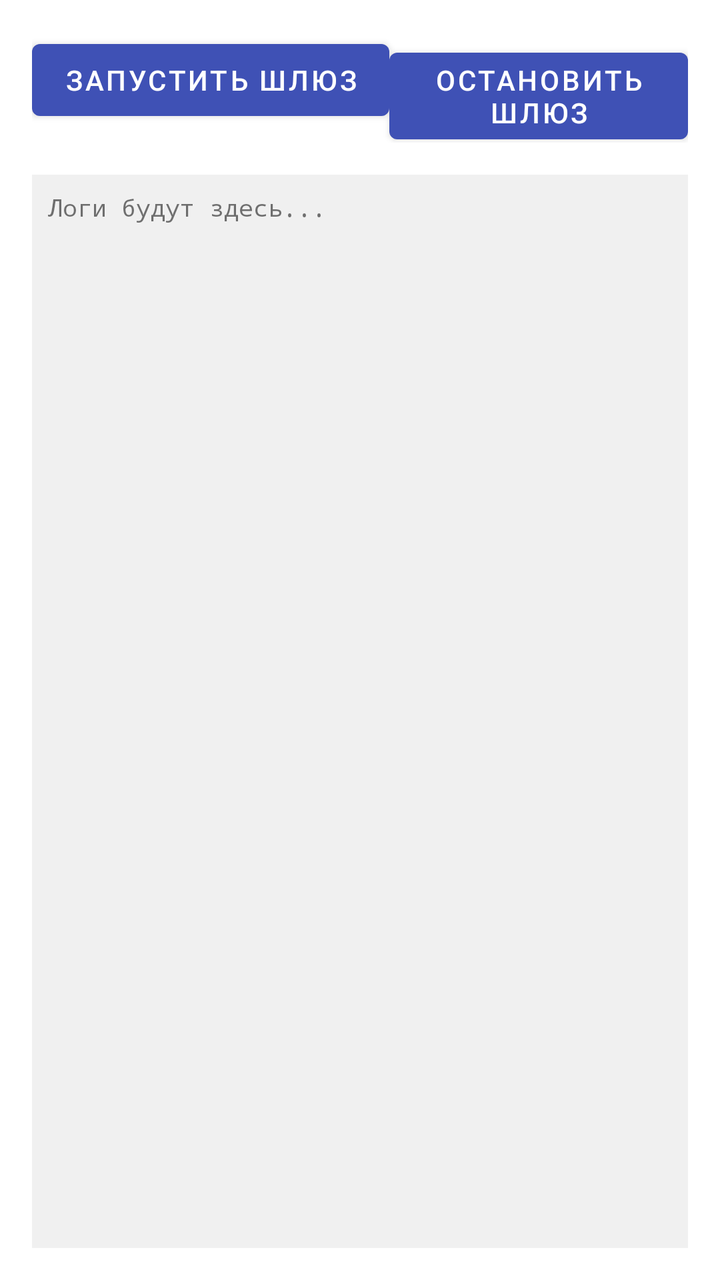
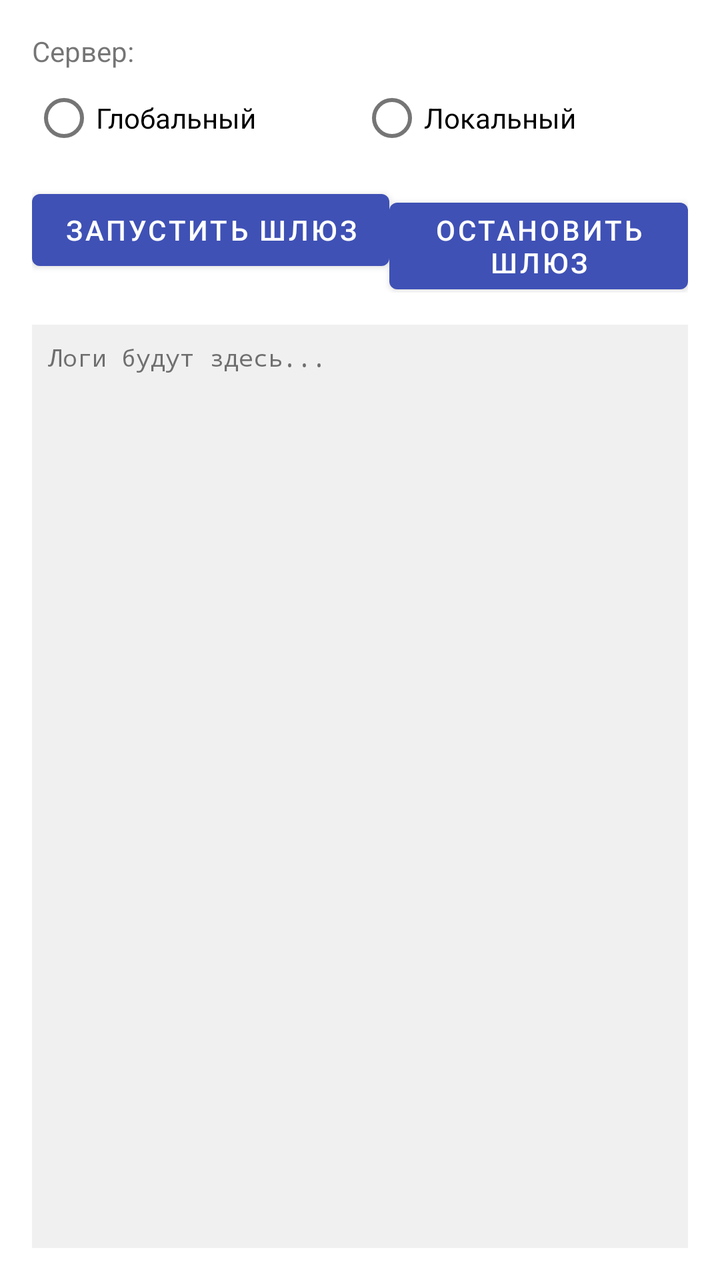

Compare the two renders of this Android layout. The source of the first and the diff that turns it into the second are given below.
<!-- AndroidManifest.xml: application theme Theme.SMSPush -->
<!-- res/layout/activity_main.xml -->
<?xml version="1.0" encoding="utf-8"?>
<LinearLayout xmlns:android="http://schemas.android.com/apk/res/android"
    android:layout_width="match_parent"
    android:layout_height="match_parent"
    android:orientation="vertical"
    android:padding="16dp">

    <LinearLayout
        android:layout_width="match_parent"
        android:layout_height="wrap_content"
        android:orientation="horizontal">

        <Button
            android:id="@+id/btnStart"
            android:layout_width="wrap_content"
            android:layout_height="wrap_content"
            android:text="Запустить шлюз" />

        <Button
            android:id="@+id/btnStop"
            android:layout_width="wrap_content"
            android:layout_height="wrap_content"
            android:text="Остановить шлюз" />

        <Button
            android:id="@+id/btnClearLogs"
            android:layout_width="wrap_content"
            android:layout_height="wrap_content"
            android:text="Х" />
    </LinearLayout>

    <ScrollView
        android:id="@+id/scrollView"
        android:layout_width="match_parent"
        android:layout_height="match_parent"
        android:layout_marginTop="16dp"
        android:background="#f0f0f0"
        android:padding="8dp">

        <TextView
            android:id="@+id/tvLogs"
            android:layout_width="match_parent"
            android:layout_height="wrap_content"
            android:text="Логи будут здесь..."
            android:textSize="12sp"
            android:fontFamily="monospace" />
    </ScrollView>
</LinearLayout>
<!-- resources referenced by this layout -->
<resources>
  <style name="Theme.SMSPush" parent="Theme.MaterialComponents.DayNight.DarkActionBar">
          
          <item name="colorPrimary">#3F51B5</item>
          <item name="colorPrimaryVariant">@color/purple_700</item>
          <item name="colorOnPrimary">@color/white</item>
          
          <item name="colorSecondary">@color/teal_200</item>
          <item name="colorSecondaryVariant">@color/teal_700</item>
          <item name="colorOnSecondary">@color/black</item>
          
          <item name="android:statusBarColor">?attr/colorPrimaryVariant</item>
          
      </style>
  <color name="purple_700">#FF3700B3</color>
  <color name="white">#FFFFFFFF</color>
  <color name="teal_200">#FF03DAC5</color>
  <color name="teal_700">#FF018786</color>
  <color name="black">#FF000000</color>
</resources>

<!-- the commit's change to res/layout/activity_main.xml (unified diff, before → after) -->
@@ -5,10 +5,37 @@
     android:orientation="vertical"
     android:padding="16dp">
 
+    <TextView
+        android:layout_width="wrap_content"
+        android:layout_height="wrap_content"
+        android:text="Сервер:" />
+
+    <RadioGroup
+        android:id="@+id/serverRadioGroup"
+        android:layout_width="match_parent"
+        android:layout_height="wrap_content"
+        android:orientation="horizontal">
+
+        <RadioButton
+            android:id="@+id/rbGlobal"
+            android:layout_width="0dp"
+            android:layout_height="wrap_content"
+            android:layout_weight="1"
+            android:text="Глобальный" />
+
+        <RadioButton
+            android:id="@+id/rbLocal"
+            android:layout_width="0dp"
+            android:layout_height="wrap_content"
+            android:layout_weight="1"
+            android:text="Локальный" />
+    </RadioGroup>
+
     <LinearLayout
         android:layout_width="match_parent"
         android:layout_height="wrap_content"
-        android:orientation="horizontal">
+        android:orientation="horizontal"
+        android:layout_marginTop="8dp">
 
         <Button
             android:id="@+id/btnStart"
